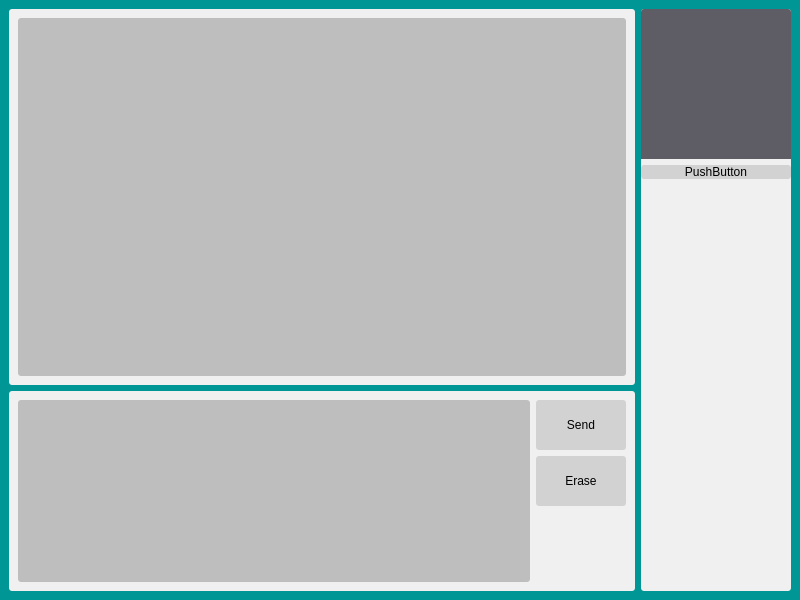
GlebVas1/pyqt-llm, file main.ui: the form before one commit.
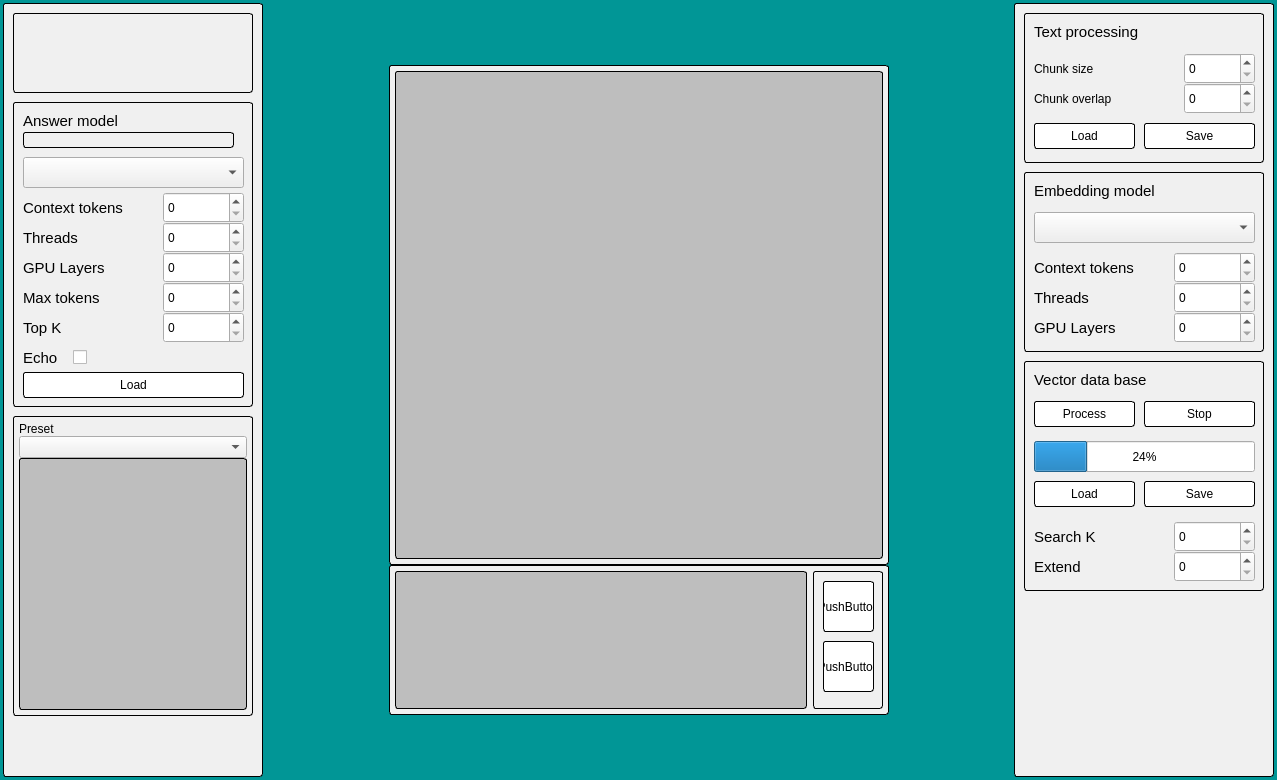
The form after the commit.

```diff
--- a/main.ui
+++ b/main.ui
@@ -6,8 +6,8 @@
    <rect>
     <x>0</x>
     <y>0</y>
-    <width>800</width>
-    <height>600</height>
+    <width>1277</width>
+    <height>780</height>
    </rect>
   </property>
   <property name="windowTitle">
@@ -20,6 +20,9 @@
 
 QFrame {
 	border-radius : 3px;
+	border-style: solid;
+	border-width: 1px;
+	border-color: black;
 	background-color : rgb(240, 240, 240);
 }
 
@@ -34,214 +37,1075 @@
 
 QPushButton {
 	border-radius : 3px;
-	background-color : rgb(210, 210, 210);
+	border-style: solid;
+	border-width: 1px;
+	border-color: black;
+	background-color : white;
 }
 
 QPushButton:pressed {
 	border-radius : 3px;
     background-color: rgb(180, 180, 180);
+}
+
+QLabel {
+	border-width : 0px;
+}
+
+Line {
+	border-width : 0px;
+	color : black;
 }</string>
   </property>
+  <property name="toolButtonStyle">
+   <enum>Qt::ToolButtonStyle::ToolButtonIconOnly</enum>
+  </property>
+  <property name="tabShape">
+   <enum>QTabWidget::TabShape::Triangular</enum>
+  </property>
   <widget class="QWidget" name="centralwidget">
    <property name="styleSheet">
     <string notr="true"/>
    </property>
    <layout class="QGridLayout" name="gridLayout">
+    <property name="leftMargin">
+     <number>3</number>
+    </property>
+    <property name="topMargin">
+     <number>3</number>
+    </property>
+    <property name="rightMargin">
+     <number>3</number>
+    </property>
+    <property name="bottomMargin">
+     <number>3</number>
+    </property>
+    <property name="horizontalSpacing">
+     <number>3</number>
+    </property>
     <item row="0" column="0">
      <layout class="QHBoxLayout" name="horizontalLayout">
       <item>
-       <layout class="QVBoxLayout" name="verticalLayout_2">
-        <item>
-         <widget class="QFrame" name="frame_2">
-          <property name="frameShape">
-           <enum>QFrame::Shape::StyledPanel</enum>
-          </property>
-          <property name="frameShadow">
-           <enum>QFrame::Shadow::Raised</enum>
-          </property>
-          <layout class="QGridLayout" name="gridLayout_3">
-           <item row="0" column="0">
-            <widget class="QListView" name="listView"/>
+       <widget class="QFrame" name="frame">
+        <property name="minimumSize">
+         <size>
+          <width>260</width>
+          <height>0</height>
+         </size>
+        </property>
+        <property name="maximumSize">
+         <size>
+          <width>260</width>
+          <height>16777215</height>
+         </size>
+        </property>
+        <property name="frameShape">
+         <enum>QFrame::Shape::StyledPanel</enum>
+        </property>
+        <property name="frameShadow">
+         <enum>QFrame::Shadow::Raised</enum>
+        </property>
+        <layout class="QGridLayout" name="gridLayout_2">
+         <item row="0" column="0">
+          <layout class="QVBoxLayout" name="verticalLayout">
+           <property name="spacing">
+            <number>9</number>
+           </property>
+           <item>
+            <widget class="QFrame" name="frame_3">
+             <property name="minimumSize">
+              <size>
+               <width>0</width>
+               <height>80</height>
+              </size>
+             </property>
+             <property name="maximumSize">
+              <size>
+               <width>16777215</width>
+               <height>80</height>
+              </size>
+             </property>
+             <property name="frameShape">
+              <enum>QFrame::Shape::StyledPanel</enum>
+             </property>
+             <property name="frameShadow">
+              <enum>QFrame::Shadow::Raised</enum>
+             </property>
+            </widget>
+           </item>
+           <item>
+            <widget class="QFrame" name="frame_4">
+             <property name="minimumSize">
+              <size>
+               <width>0</width>
+               <height>305</height>
+              </size>
+             </property>
+             <property name="maximumSize">
+              <size>
+               <width>16777215</width>
+               <height>305</height>
+              </size>
+             </property>
+             <property name="frameShape">
+              <enum>QFrame::Shape::StyledPanel</enum>
+             </property>
+             <property name="frameShadow">
+              <enum>QFrame::Shadow::Raised</enum>
+             </property>
+             <widget class="QLabel" name="label">
+              <property name="geometry">
+               <rect>
+                <x>10</x>
+                <y>10</y>
+                <width>141</width>
+                <height>18</height>
+               </rect>
+              </property>
+              <property name="font">
+               <font>
+                <pointsize>11</pointsize>
+               </font>
+              </property>
+              <property name="text">
+               <string>Answer model</string>
+              </property>
+             </widget>
+             <widget class="QSpinBox" name="spinBox">
+              <property name="geometry">
+               <rect>
+                <x>150</x>
+                <y>90</y>
+                <width>81</width>
+                <height>31</height>
+               </rect>
+              </property>
+             </widget>
+             <widget class="QLabel" name="label_2">
+              <property name="geometry">
+               <rect>
+                <x>10</x>
+                <y>90</y>
+                <width>111</width>
+                <height>31</height>
+               </rect>
+              </property>
+              <property name="font">
+               <font>
+                <pointsize>11</pointsize>
+               </font>
+              </property>
+              <property name="text">
+               <string>Context tokens</string>
+              </property>
+             </widget>
+             <widget class="QLabel" name="label_3">
+              <property name="geometry">
+               <rect>
+                <x>10</x>
+                <y>120</y>
+                <width>111</width>
+                <height>31</height>
+               </rect>
+              </property>
+              <property name="font">
+               <font>
+                <pointsize>11</pointsize>
+               </font>
+              </property>
+              <property name="text">
+               <string>Threads</string>
+              </property>
+             </widget>
+             <widget class="QSpinBox" name="spinBox_2">
+              <property name="geometry">
+               <rect>
+                <x>150</x>
+                <y>120</y>
+                <width>81</width>
+                <height>31</height>
+               </rect>
+              </property>
+             </widget>
+             <widget class="QLabel" name="label_4">
+              <property name="geometry">
+               <rect>
+                <x>10</x>
+                <y>150</y>
+                <width>111</width>
+                <height>31</height>
+               </rect>
+              </property>
+              <property name="font">
+               <font>
+                <pointsize>11</pointsize>
+               </font>
+              </property>
+              <property name="text">
+               <string>GPU Layers</string>
+              </property>
+             </widget>
+             <widget class="QSpinBox" name="spinBox_3">
+              <property name="geometry">
+               <rect>
+                <x>150</x>
+                <y>150</y>
+                <width>81</width>
+                <height>31</height>
+               </rect>
+              </property>
+             </widget>
+             <widget class="QLabel" name="label_5">
+              <property name="geometry">
+               <rect>
+                <x>10</x>
+                <y>180</y>
+                <width>111</width>
+                <height>31</height>
+               </rect>
+              </property>
+              <property name="font">
+               <font>
+                <pointsize>11</pointsize>
+               </font>
+              </property>
+              <property name="text">
+               <string>Max tokens</string>
+              </property>
+             </widget>
+             <widget class="QSpinBox" name="spinBox_4">
+              <property name="geometry">
+               <rect>
+                <x>150</x>
+                <y>180</y>
+                <width>81</width>
+                <height>31</height>
+               </rect>
+              </property>
+             </widget>
+             <widget class="QLabel" name="label_6">
+              <property name="geometry">
+               <rect>
+                <x>10</x>
+                <y>210</y>
+                <width>111</width>
+                <height>31</height>
+               </rect>
+              </property>
+              <property name="font">
+               <font>
+                <pointsize>11</pointsize>
+               </font>
+              </property>
+              <property name="text">
+               <string>Top K</string>
+              </property>
+             </widget>
+             <widget class="QSpinBox" name="spinBox_5">
+              <property name="geometry">
+               <rect>
+                <x>150</x>
+                <y>210</y>
+                <width>81</width>
+                <height>31</height>
+               </rect>
+              </property>
+             </widget>
+             <widget class="QLabel" name="label_7">
+              <property name="geometry">
+               <rect>
+                <x>10</x>
+                <y>240</y>
+                <width>111</width>
+                <height>31</height>
+               </rect>
+              </property>
+              <property name="font">
+               <font>
+                <pointsize>11</pointsize>
+               </font>
+              </property>
+              <property name="text">
+               <string>Echo</string>
+              </property>
+             </widget>
+             <widget class="QCheckBox" name="checkBox">
+              <property name="geometry">
+               <rect>
+                <x>60</x>
+                <y>240</y>
+                <width>31</width>
+                <height>31</height>
+               </rect>
+              </property>
+              <property name="text">
+               <string/>
+              </property>
+             </widget>
+             <widget class="Line" name="line">
+              <property name="geometry">
+               <rect>
+                <x>10</x>
+                <y>30</y>
+                <width>211</width>
+                <height>16</height>
+               </rect>
+              </property>
+              <property name="frameShadow">
+               <enum>QFrame::Shadow::Plain</enum>
+              </property>
+              <property name="lineWidth">
+               <number>2</number>
+              </property>
+              <property name="midLineWidth">
+               <number>1</number>
+              </property>
+              <property name="orientation">
+               <enum>Qt::Orientation::Horizontal</enum>
+              </property>
+             </widget>
+             <widget class="QComboBox" name="comboBox">
+              <property name="geometry">
+               <rect>
+                <x>10</x>
+                <y>55</y>
+                <width>221</width>
+                <height>31</height>
+               </rect>
+              </property>
+             </widget>
+             <widget class="QPushButton" name="pushButton">
+              <property name="geometry">
+               <rect>
+                <x>10</x>
+                <y>270</y>
+                <width>221</width>
+                <height>26</height>
+               </rect>
+              </property>
+              <property name="text">
+               <string>Load</string>
+              </property>
+             </widget>
+            </widget>
+           </item>
+           <item>
+            <widget class="QFrame" name="frame_5">
+             <property name="minimumSize">
+              <size>
+               <width>0</width>
+               <height>300</height>
+              </size>
+             </property>
+             <property name="frameShape">
+              <enum>QFrame::Shape::StyledPanel</enum>
+             </property>
+             <property name="frameShadow">
+              <enum>QFrame::Shadow::Raised</enum>
+             </property>
+             <layout class="QGridLayout" name="gridLayout_4">
+              <property name="leftMargin">
+               <number>5</number>
+              </property>
+              <property name="topMargin">
+               <number>5</number>
+              </property>
+              <property name="rightMargin">
+               <number>5</number>
+              </property>
+              <property name="bottomMargin">
+               <number>5</number>
+              </property>
+              <property name="horizontalSpacing">
+               <number>5</number>
+              </property>
+              <property name="verticalSpacing">
+               <number>3</number>
+              </property>
+              <item row="0" column="0">
+               <layout class="QVBoxLayout" name="verticalLayout_5">
+                <item>
+                 <widget class="QLabel" name="label_8">
+                  <property name="text">
+                   <string>Preset</string>
+                  </property>
+                 </widget>
+                </item>
+                <item>
+                 <widget class="QComboBox" name="comboBox_2"/>
+                </item>
+                <item>
+                 <widget class="QTextEdit" name="textEdit"/>
+                </item>
+               </layout>
+              </item>
+             </layout>
+            </widget>
+           </item>
+           <item>
+            <spacer name="verticalSpacer">
+             <property name="orientation">
+              <enum>Qt::Orientation::Vertical</enum>
+             </property>
+             <property name="sizeHint" stdset="0">
+              <size>
+               <width>20</width>
+               <height>40</height>
+              </size>
+             </property>
+            </spacer>
            </item>
           </layout>
-         </widget>
-        </item>
+         </item>
+        </layout>
+       </widget>
+      </item>
+      <item>
+       <layout class="QHBoxLayout" name="horizontalLayout_2">
         <item>
-         <widget class="QFrame" name="frame">
-          <property name="maximumSize">
+         <spacer name="horizontalSpacer_2">
+          <property name="orientation">
+           <enum>Qt::Orientation::Horizontal</enum>
+          </property>
+          <property name="sizeHint" stdset="0">
            <size>
-            <width>16777215</width>
-            <height>200</height>
+            <width>40</width>
+            <height>20</height>
            </size>
           </property>
-          <property name="frameShape">
-           <enum>QFrame::Shape::StyledPanel</enum>
-          </property>
-          <property name="frameShadow">
-           <enum>QFrame::Shadow::Raised</enum>
-          </property>
-          <layout class="QGridLayout" name="gridLayout_2">
-           <item row="0" column="0">
-            <layout class="QHBoxLayout" name="horizontalLayout_2">
-             <item>
-              <widget class="QTextEdit" name="textEdit"/>
+         </spacer>
+        </item>
+        <item>
+         <layout class="QVBoxLayout" name="verticalLayout_4">
+          <item>
+           <spacer name="verticalSpacer_3">
+            <property name="orientation">
+             <enum>Qt::Orientation::Vertical</enum>
+            </property>
+            <property name="sizeHint" stdset="0">
+             <size>
+              <width>20</width>
+              <height>40</height>
+             </size>
+            </property>
+           </spacer>
+          </item>
+          <item>
+           <widget class="QFrame" name="frame_9">
+            <property name="minimumSize">
+             <size>
+              <width>500</width>
+              <height>500</height>
+             </size>
+            </property>
+            <property name="maximumSize">
+             <size>
+              <width>600</width>
+              <height>600</height>
+             </size>
+            </property>
+            <property name="frameShape">
+             <enum>QFrame::Shape::StyledPanel</enum>
+            </property>
+            <property name="frameShadow">
+             <enum>QFrame::Shadow::Raised</enum>
+            </property>
+            <layout class="QGridLayout" name="gridLayout_5">
+             <property name="leftMargin">
+              <number>5</number>
+             </property>
+             <property name="topMargin">
+              <number>5</number>
+             </property>
+             <property name="rightMargin">
+              <number>5</number>
+             </property>
+             <property name="bottomMargin">
+              <number>5</number>
+             </property>
+             <property name="horizontalSpacing">
+              <number>5</number>
+             </property>
+             <item row="0" column="0">
+              <widget class="QListView" name="listView"/>
              </item>
-             <item>
-              <layout class="QVBoxLayout" name="verticalLayout_3">
+            </layout>
+           </widget>
+          </item>
+          <item>
+           <widget class="QFrame" name="frame_10">
+            <property name="minimumSize">
+             <size>
+              <width>0</width>
+              <height>150</height>
+             </size>
+            </property>
+            <property name="maximumSize">
+             <size>
+              <width>16777215</width>
+              <height>150</height>
+             </size>
+            </property>
+            <property name="frameShape">
+             <enum>QFrame::Shape::StyledPanel</enum>
+            </property>
+            <property name="frameShadow">
+             <enum>QFrame::Shadow::Raised</enum>
+            </property>
+            <layout class="QGridLayout" name="gridLayout_6">
+             <property name="leftMargin">
+              <number>5</number>
+             </property>
+             <property name="topMargin">
+              <number>5</number>
+             </property>
+             <property name="rightMargin">
+              <number>5</number>
+             </property>
+             <property name="bottomMargin">
+              <number>5</number>
+             </property>
+             <item row="0" column="0">
+              <layout class="QHBoxLayout" name="horizontalLayout_3">
                <item>
-                <widget class="QPushButton" name="pushButton_3">
-                 <property name="minimumSize">
-                  <size>
-                   <width>90</width>
-                   <height>50</height>
-                  </size>
-                 </property>
-                 <property name="text">
-                  <string>Send</string>
-                 </property>
-                </widget>
+                <widget class="QTextEdit" name="textEdit_2"/>
                </item>
                <item>
-                <widget class="QPushButton" name="pushButton">
+                <widget class="QFrame" name="frame_11">
                  <property name="minimumSize">
                   <size>
-                   <width>90</width>
-                   <height>50</height>
+                   <width>70</width>
+                   <height>0</height>
                   </size>
                  </property>
-                 <property name="text">
-                  <string>Erase</string>
-                 </property>
-                </widget>
-               </item>
-               <item>
-                <spacer name="verticalSpacer">
-                 <property name="orientation">
-                  <enum>Qt::Orientation::Vertical</enum>
-                 </property>
-                 <property name="sizeHint" stdset="0">
+                 <property name="maximumSize">
                   <size>
-                   <width>20</width>
-                   <height>40</height>
+                   <width>60</width>
+                   <height>16777215</height>
                   </size>
                  </property>
-                </spacer>
-               </item>
-               <item>
-                <spacer name="horizontalSpacer">
-                 <property name="orientation">
-                  <enum>Qt::Orientation::Horizontal</enum>
+                 <property name="frameShape">
+                  <enum>QFrame::Shape::StyledPanel</enum>
                  </property>
-                 <property name="sizeType">
-                  <enum>QSizePolicy::Policy::Preferred</enum>
+                 <property name="frameShadow">
+                  <enum>QFrame::Shadow::Raised</enum>
                  </property>
-                 <property name="sizeHint" stdset="0">
-                  <size>
-                   <width>40</width>
-                   <height>20</height>
-                  </size>
-                 </property>
-                </spacer>
+                 <widget class="QPushButton" name="pushButton_8">
+                  <property name="geometry">
+                   <rect>
+                    <x>10</x>
+                    <y>10</y>
+                    <width>51</width>
+                    <height>51</height>
+                   </rect>
+                  </property>
+                  <property name="text">
+                   <string>PushButton</string>
+                  </property>
+                 </widget>
+                 <widget class="QPushButton" name="pushButton_9">
+                  <property name="geometry">
+                   <rect>
+                    <x>10</x>
+                    <y>70</y>
+                    <width>51</width>
+                    <height>51</height>
+                   </rect>
+                  </property>
+                  <property name="text">
+                   <string>PushButton</string>
+                  </property>
+                 </widget>
+                </widget>
                </item>
               </layout>
              </item>
             </layout>
-           </item>
-          </layout>
-         </widget>
+           </widget>
+          </item>
+          <item>
+           <spacer name="verticalSpacer_4">
+            <property name="orientation">
+             <enum>Qt::Orientation::Vertical</enum>
+            </property>
+            <property name="sizeHint" stdset="0">
+             <size>
+              <width>20</width>
+              <height>40</height>
+             </size>
+            </property>
+           </spacer>
+          </item>
+         </layout>
+        </item>
+        <item>
+         <spacer name="horizontalSpacer">
+          <property name="orientation">
+           <enum>Qt::Orientation::Horizontal</enum>
+          </property>
+          <property name="sizeHint" stdset="0">
+           <size>
+            <width>40</width>
+            <height>20</height>
+           </size>
+          </property>
+         </spacer>
         </item>
        </layout>
       </item>
+      <item>
+       <widget class="QFrame" name="frame_2">
+        <property name="minimumSize">
+         <size>
+          <width>260</width>
+          <height>0</height>
+         </size>
+        </property>
+        <property name="maximumSize">
+         <size>
+          <width>260</width>
+          <height>16777215</height>
+         </size>
+        </property>
+        <property name="frameShape">
+         <enum>QFrame::Shape::StyledPanel</enum>
+        </property>
+        <property name="frameShadow">
+         <enum>QFrame::Shadow::Raised</enum>
+        </property>
+        <layout class="QGridLayout" name="gridLayout_3">
+         <item row="0" column="0">
+          <layout class="QVBoxLayout" name="verticalLayout_2">
+           <property name="spacing">
+            <number>9</number>
+           </property>
+           <item>
+            <widget class="QFrame" name="frame_6">
+             <property name="minimumSize">
+              <size>
+               <width>0</width>
+               <height>150</height>
+              </size>
+             </property>
+             <property name="maximumSize">
+              <size>
+               <width>16777215</width>
+               <height>150</height>
+              </size>
+             </property>
+             <property name="frameShape">
+              <enum>QFrame::Shape::StyledPanel</enum>
+             </property>
+             <property name="frameShadow">
+              <enum>QFrame::Shadow::Raised</enum>
+             </property>
+             <widget class="QLabel" name="label_9">
+              <property name="geometry">
+               <rect>
+                <x>10</x>
+                <y>10</y>
+                <width>141</width>
+                <height>18</height>
+               </rect>
+              </property>
+              <property name="font">
+               <font>
+                <pointsize>11</pointsize>
+               </font>
+              </property>
+              <property name="text">
+               <string>Text processing</string>
+              </property>
+             </widget>
+             <widget class="QLabel" name="label_10">
+              <property name="geometry">
+               <rect>
+                <x>10</x>
+                <y>40</y>
+                <width>101</width>
+                <height>31</height>
+               </rect>
+              </property>
+              <property name="text">
+               <string>Chunk size</string>
+              </property>
+             </widget>
+             <widget class="QSpinBox" name="spinBox_6">
+              <property name="geometry">
+               <rect>
+                <x>160</x>
+                <y>40</y>
+                <width>71</width>
+                <height>31</height>
+               </rect>
+              </property>
+             </widget>
+             <widget class="QLabel" name="label_11">
+              <property name="geometry">
+               <rect>
+                <x>10</x>
+                <y>70</y>
+                <width>101</width>
+                <height>31</height>
+               </rect>
+              </property>
+              <property name="text">
+               <string>Chunk overlap</string>
+              </property>
+             </widget>
+             <widget class="QSpinBox" name="spinBox_7">
+              <property name="geometry">
+               <rect>
+                <x>160</x>
+                <y>70</y>
+                <width>71</width>
+                <height>31</height>
+               </rect>
+              </property>
+             </widget>
+             <widget class="QPushButton" name="pushButton_2">
+              <property name="geometry">
+               <rect>
+                <x>10</x>
+                <y>110</y>
+                <width>101</width>
+                <height>26</height>
+               </rect>
+              </property>
+              <property name="text">
+               <string>Load</string>
+              </property>
+             </widget>
+             <widget class="QPushButton" name="pushButton_3">
+              <property name="geometry">
+               <rect>
+                <x>120</x>
+                <y>110</y>
+                <width>111</width>
+                <height>26</height>
+               </rect>
+              </property>
+              <property name="text">
+               <string>Save</string>
+              </property>
+             </widget>
+            </widget>
+           </item>
+           <item>
+            <widget class="QFrame" name="frame_7">
+             <property name="minimumSize">
+              <size>
+               <width>0</width>
+               <height>180</height>
+              </size>
+             </property>
+             <property name="maximumSize">
+              <size>
+               <width>16777215</width>
+               <height>180</height>
+              </size>
+             </property>
+             <property name="frameShape">
+              <enum>QFrame::Shape::StyledPanel</enum>
+             </property>
+             <property name="frameShadow">
+              <enum>QFrame::Shadow::Raised</enum>
+             </property>
+             <widget class="QLabel" name="label_12">
+              <property name="geometry">
+               <rect>
+                <x>10</x>
+                <y>10</y>
+                <width>171</width>
+                <height>18</height>
+               </rect>
+              </property>
+              <property name="font">
+               <font>
+                <pointsize>11</pointsize>
+               </font>
+              </property>
+              <property name="text">
+               <string>Embedding model</string>
+              </property>
+             </widget>
+             <widget class="QSpinBox" name="spinBox_8">
+              <property name="geometry">
+               <rect>
+                <x>150</x>
+                <y>80</y>
+                <width>81</width>
+                <height>31</height>
+               </rect>
+              </property>
+             </widget>
+             <widget class="QLabel" name="label_13">
+              <property name="geometry">
+               <rect>
+                <x>10</x>
+                <y>110</y>
+                <width>111</width>
+                <height>31</height>
+               </rect>
+              </property>
+              <property name="font">
+               <font>
+                <pointsize>11</pointsize>
+               </font>
+              </property>
+              <property name="text">
+               <string>Threads</string>
+              </property>
+             </widget>
+             <widget class="QSpinBox" name="spinBox_9">
+              <property name="geometry">
+               <rect>
+                <x>150</x>
+                <y>110</y>
+                <width>81</width>
+                <height>31</height>
+               </rect>
+              </property>
+             </widget>
+             <widget class="QLabel" name="label_14">
+              <property name="geometry">
+               <rect>
+                <x>10</x>
+                <y>80</y>
+                <width>111</width>
+                <height>31</height>
+               </rect>
+              </property>
+              <property name="font">
+               <font>
+                <pointsize>11</pointsize>
+               </font>
+              </property>
+              <property name="text">
+               <string>Context tokens</string>
+              </property>
+             </widget>
+             <widget class="QSpinBox" name="spinBox_10">
+              <property name="geometry">
+               <rect>
+                <x>150</x>
+                <y>140</y>
+                <width>81</width>
+                <height>31</height>
+               </rect>
+              </property>
+             </widget>
+             <widget class="QLabel" name="label_15">
+              <property name="geometry">
+               <rect>
+                <x>10</x>
+                <y>140</y>
+                <width>111</width>
+                <height>31</height>
+               </rect>
+              </property>
+              <property name="font">
+               <font>
+                <pointsize>11</pointsize>
+               </font>
+              </property>
+              <property name="text">
+               <string>GPU Layers</string>
+              </property>
+             </widget>
+             <widget class="QComboBox" name="comboBox_3">
+              <property name="geometry">
+               <rect>
+                <x>10</x>
+                <y>40</y>
+                <width>221</width>
+                <height>31</height>
+               </rect>
+              </property>
+             </widget>
+            </widget>
+           </item>
+           <item>
+            <widget class="QFrame" name="frame_8">
+             <property name="minimumSize">
+              <size>
+               <width>0</width>
+               <height>230</height>
+              </size>
+             </property>
+             <property name="maximumSize">
+              <size>
+               <width>16777215</width>
+               <height>230</height>
+              </size>
+             </property>
+             <property name="frameShape">
+              <enum>QFrame::Shape::StyledPanel</enum>
+             </property>
+             <property name="frameShadow">
+              <enum>QFrame::Shadow::Raised</enum>
+             </property>
+             <widget class="QLabel" name="label_16">
+              <property name="geometry">
+               <rect>
+                <x>10</x>
+                <y>10</y>
+                <width>171</width>
+                <height>18</height>
+               </rect>
+              </property>
+              <property name="font">
+               <font>
+                <pointsize>11</pointsize>
+               </font>
+              </property>
+              <property name="text">
+               <string>Vector data base</string>
+              </property>
+             </widget>
+             <widget class="QPushButton" name="pushButton_4">
+              <property name="geometry">
+               <rect>
+                <x>120</x>
+                <y>40</y>
+                <width>111</width>
+                <height>26</height>
+               </rect>
+              </property>
+              <property name="text">
+               <string>Stop</string>
+              </property>
+             </widget>
+             <widget class="QPushButton" name="pushButton_5">
+              <property name="geometry">
+               <rect>
+                <x>10</x>
+                <y>40</y>
+                <width>101</width>
+                <height>26</height>
+               </rect>
+              </property>
+              <property name="text">
+               <string>Process</string>
+              </property>
+             </widget>
+             <widget class="QProgressBar" name="progressBar">
+              <property name="geometry">
+               <rect>
+                <x>10</x>
+                <y>80</y>
+                <width>221</width>
+                <height>31</height>
+               </rect>
+              </property>
+              <property name="value">
+               <number>24</number>
+              </property>
+             </widget>
+             <widget class="QPushButton" name="pushButton_6">
+              <property name="geometry">
+               <rect>
+                <x>120</x>
+                <y>120</y>
+                <width>111</width>
+                <height>26</height>
+               </rect>
+              </property>
+              <property name="text">
+               <string>Save</string>
+              </property>
+             </widget>
+             <widget class="QPushButton" name="pushButton_7">
+              <property name="geometry">
+               <rect>
+                <x>10</x>
+                <y>120</y>
+                <width>101</width>
+                <height>26</height>
+               </rect>
+              </property>
+              <property name="text">
+               <string>Load</string>
+              </property>
+             </widget>
+             <widget class="QLabel" name="label_17">
+              <property name="geometry">
+               <rect>
+                <x>10</x>
+                <y>160</y>
+                <width>131</width>
+                <height>31</height>
+               </rect>
+              </property>
+              <property name="font">
+               <font>
+                <pointsize>11</pointsize>
+               </font>
+              </property>
+              <property name="text">
+               <string>Search K</string>
+              </property>
+             </widget>
+             <widget class="QSpinBox" name="spinBox_11">
+              <property name="geometry">
+               <rect>
+                <x>150</x>
+                <y>160</y>
+                <width>81</width>
+                <height>31</height>
+               </rect>
+              </property>
+             </widget>
+             <widget class="QLabel" name="label_18">
+              <property name="geometry">
+               <rect>
+                <x>10</x>
+                <y>190</y>
+                <width>131</width>
+                <height>31</height>
+               </rect>
+              </property>
+              <property name="font">
+               <font>
+                <pointsize>11</pointsize>
+               </font>
+              </property>
+              <property name="text">
+               <string>Extend</string>
+              </property>
+             </widget>
+             <widget class="QSpinBox" name="spinBox_12">
+              <property name="geometry">
+               <rect>
+                <x>150</x>
+                <y>190</y>
+                <width>81</width>
+                <height>31</height>
+               </rect>
+              </property>
+             </widget>
+            </widget>
+           </item>
+           <item>
+            <spacer name="verticalSpacer_2">
+             <property name="orientation">
+              <enum>Qt::Orientation::Vertical</enum>
+             </property>
+             <property name="sizeHint" stdset="0">
+              <size>
+               <width>20</width>
+               <height>40</height>
+              </size>
+             </property>
+            </spacer>
+           </item>
+          </layout>
+         </item>
+        </layout>
+       </widget>
+      </item>
      </layout>
     </item>
-    <item row="0" column="1">
-     <widget class="QFrame" name="frame_3">
-      <property name="minimumSize">
-       <size>
-        <width>150</width>
-        <height>0</height>
-       </size>
-      </property>
-      <property name="styleSheet">
-       <string notr="true"/>
-      </property>
-      <property name="frameShape">
-       <enum>QFrame::Shape::StyledPanel</enum>
-      </property>
-      <property name="frameShadow">
-       <enum>QFrame::Shadow::Raised</enum>
-      </property>
-      <layout class="QGridLayout" name="gridLayout_4">
-       <property name="leftMargin">
-        <number>0</number>
-       </property>
-       <property name="topMargin">
-        <number>0</number>
-       </property>
-       <property name="rightMargin">
-        <number>0</number>
-       </property>
-       <item row="1" column="0">
-        <layout class="QVBoxLayout" name="verticalLayout_4">
-         <item>
-          <widget class="QPushButton" name="pushButton_2">
-           <property name="text">
-            <string>PushButton</string>
-           </property>
-          </widget>
-         </item>
-         <item>
-          <spacer name="verticalSpacer_2">
-           <property name="orientation">
-            <enum>Qt::Orientation::Vertical</enum>
-           </property>
-           <property name="sizeHint" stdset="0">
-            <size>
-             <width>20</width>
-             <height>40</height>
-            </size>
-           </property>
-          </spacer>
-         </item>
-        </layout>
-       </item>
-       <item row="0" column="0">
-        <layout class="QVBoxLayout" name="verticalLayout_5">
-         <item>
-          <widget class="QFrame" name="frame_4">
-           <property name="minimumSize">
-            <size>
-             <width>0</width>
-             <height>150</height>
-            </size>
-           </property>
-           <property name="maximumSize">
-            <size>
-             <width>16777215</width>
-             <height>180</height>
-            </size>
-           </property>
-           <property name="styleSheet">
-            <string notr="true">QFrame {
-	background-color:  rgb(94, 92, 100);
-	border-top-radius: 3px;
-	border-bottom-left-radius: 0px;
-	border-bottom-right-radius: 0px;
-}</string>
-           </property>
-           <property name="frameShape">
-            <enum>QFrame::Shape::StyledPanel</enum>
-           </property>
-           <property name="frameShadow">
-            <enum>QFrame::Shadow::Raised</enum>
-           </property>
-          </widget>
-         </item>
-        </layout>
-       </item>
-      </layout>
-     </widget>
-    </item>
    </layout>
   </widget>
  </widget>
```
Left out of the diff: 3 changed lines with no effect on the pictures.
